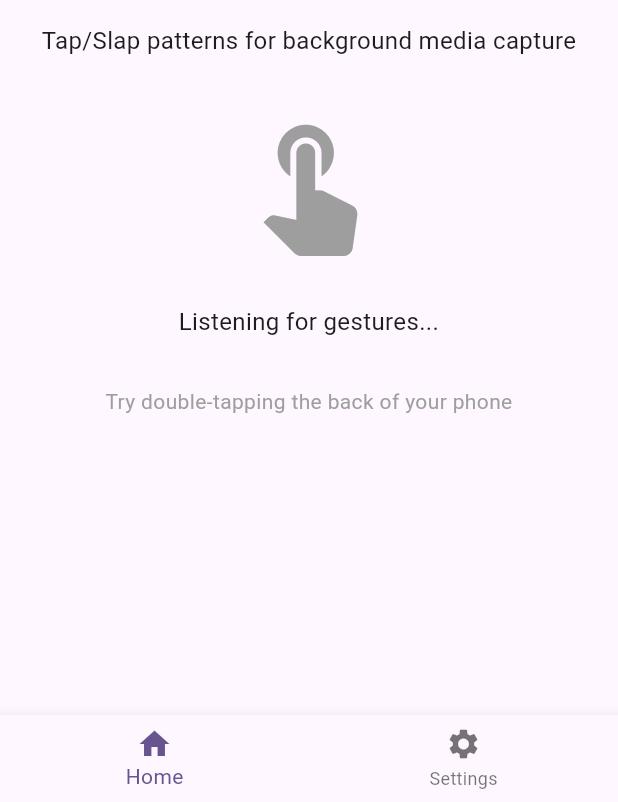
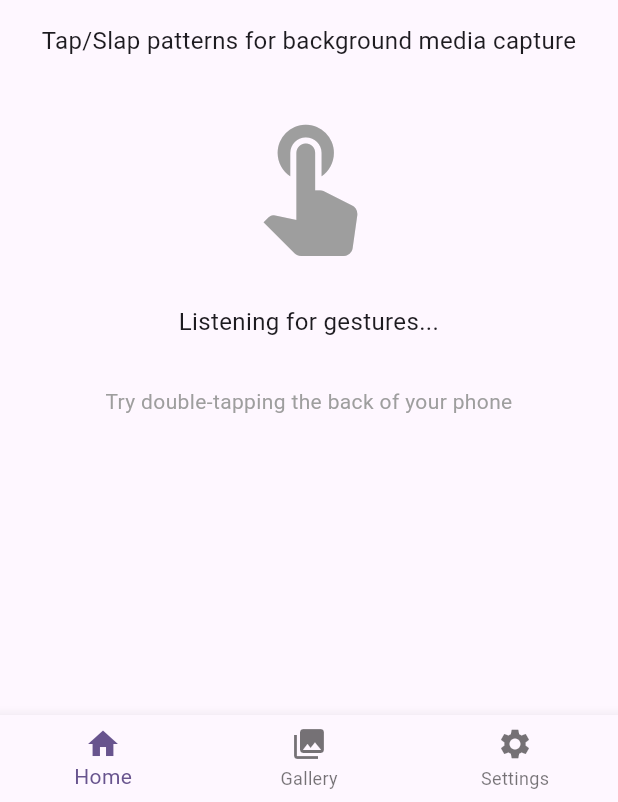
Before and after one commit to zahidhasantonmoy/PocketRecorder, a Flutter app: the screen it shows after launch, on a phone screen of 412 x 824 dp, the part 434-1236 px from its top. Run offline on Flutter 3.47's test engine with Material 3 defaults, Android fonts, the phone set to English and light mode, and no system bars; our stand-ins replace camera, sensors_plus; missing offline and left inert: encrypt, flutter_sound.

Commit message:
Update main app to include media gallery in navigation

```diff
--- a/lib/main.dart
+++ b/lib/main.dart
@@ -1,6 +1,7 @@
 import 'package:flutter/material.dart';
 import 'package:pocket_recorder/screens/home_screen.dart';
 import 'package:pocket_recorder/screens/settings_screen.dart';
+import 'package:pocket_recorder/screens/media_gallery_screen.dart';
 
 void main() {
   runApp(const PocketRecorderApp());
@@ -35,6 +36,7 @@
 
   final List<Widget> _screens = [
     const HomeScreen(),
+    const MediaGalleryScreen(),
     const SettingsScreen(),
   ];
 
@@ -55,6 +57,10 @@
             label: 'Home',
           ),
           BottomNavigationBarItem(
+            icon: Icon(Icons.photo_library),
+            label: 'Gallery',
+          ),
+          BottomNavigationBarItem(
             icon: Icon(Icons.settings),
             label: 'Settings',
           ),
```
